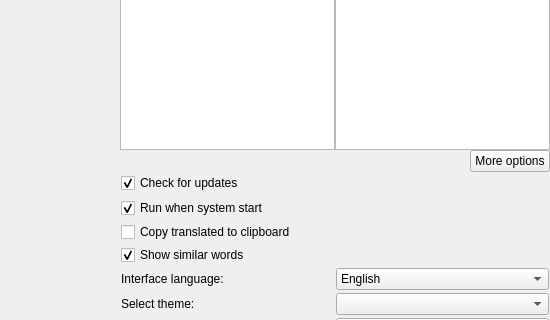
Before: the Qt Designer form src/widget.ui in NeiroNext/QuickTranslator, drawn with Qt 5; both pictures show x 0 to 550 and y 92 to 412 of the 550 by 508 pixel window.
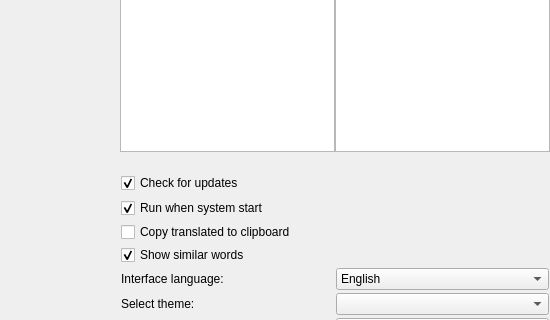
After: the same form once the commit is applied. Icons and pictures are not drawn.

Commit message: Remove code from old display of options window

```diff
--- a/src/widget.ui
+++ b/src/widget.ui
@@ -216,7 +216,7 @@
          <property name="minimumSize">
           <size>
            <width>0</width>
-           <height>0</height>
+           <height>20</height>
           </size>
          </property>
          <property name="baseSize">
@@ -247,35 +247,6 @@
           <property name="bottomMargin">
            <number>0</number>
           </property>
-          <item>
-           <spacer name="horizontalSpacer">
-            <property name="orientation">
-             <enum>Qt::Horizontal</enum>
-            </property>
-            <property name="sizeHint" stdset="0">
-             <size>
-              <width>313</width>
-              <height>20</height>
-             </size>
-            </property>
-           </spacer>
-          </item>
-          <item>
-           <widget class="QPushButton" name="showOptions">
-            <property name="enabled">
-             <bool>true</bool>
-            </property>
-            <property name="maximumSize">
-             <size>
-              <width>150</width>
-              <height>24</height>
-             </size>
-            </property>
-            <property name="text">
-             <string>More options</string>
-            </property>
-           </widget>
-          </item>
          </layout>
         </widget>
        </item>
```
The commit also changes 5 other files.
